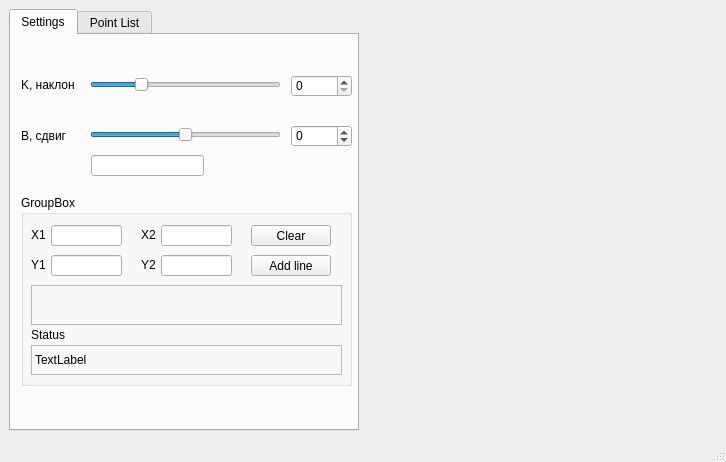
The window that mainwindow.ui (CxpoH/DeltaProject) describes before a commit, drawn with Qt 5.
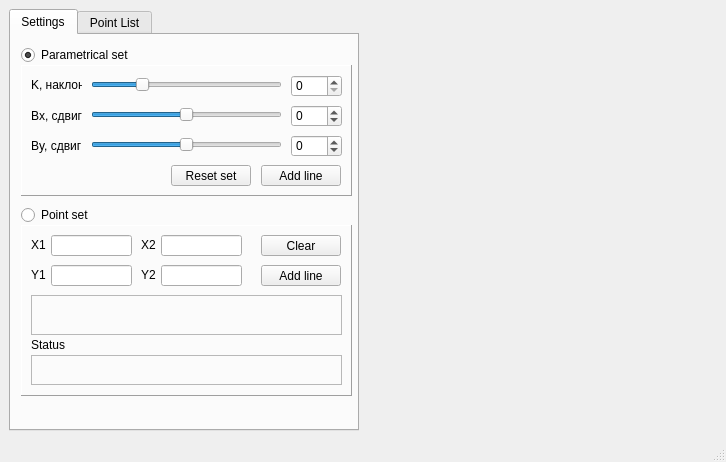
The same window after the commit. The open tabs and pages were chosen to show the change.

The edit to the form file:
```diff
--- a/mainwindow.ui
+++ b/mainwindow.ui
@@ -35,100 +35,279 @@
          <attribute name="title">
           <string>Settings</string>
          </attribute>
-         <widget class="QSlider" name="hSlider_K">
+         <widget class="QFrame" name="frameParam">
           <property name="geometry">
            <rect>
-            <x>79</x>
-            <y>40</y>
-            <width>191</width>
-            <height>20</height>
+            <x>10</x>
+            <y>30</y>
+            <width>331</width>
+            <height>131</height>
            </rect>
           </property>
-          <property name="maximum">
-           <number>180</number>
+          <property name="frameShape">
+           <enum>QFrame::Panel</enum>
           </property>
-          <property name="value">
-           <number>45</number>
+          <property name="frameShadow">
+           <enum>QFrame::Raised</enum>
           </property>
-          <property name="orientation">
-           <enum>Qt::Horizontal</enum>
-          </property>
+          <widget class="QPushButton" name="btnPrmAddLine">
+           <property name="geometry">
+            <rect>
+             <x>240</x>
+             <y>100</y>
+             <width>80</width>
+             <height>21</height>
+            </rect>
+           </property>
+           <property name="text">
+            <string>Add line</string>
+           </property>
+          </widget>
+          <widget class="QSpinBox" name="spinBox_Bx">
+           <property name="geometry">
+            <rect>
+             <x>270</x>
+             <y>40</y>
+             <width>51</width>
+             <height>22</height>
+            </rect>
+           </property>
+           <property name="minimum">
+            <number>-999</number>
+           </property>
+           <property name="maximum">
+            <number>999</number>
+           </property>
+          </widget>
+          <widget class="QSlider" name="hSlider_Bx">
+           <property name="geometry">
+            <rect>
+             <x>70</x>
+             <y>40</y>
+             <width>191</width>
+             <height>20</height>
+            </rect>
+           </property>
+           <property name="minimum">
+            <number>-999</number>
+           </property>
+           <property name="maximum">
+            <number>999</number>
+           </property>
+           <property name="orientation">
+            <enum>Qt::Horizontal</enum>
+           </property>
+          </widget>
+          <widget class="QSpinBox" name="spinBox_By">
+           <property name="geometry">
+            <rect>
+             <x>270</x>
+             <y>70</y>
+             <width>51</width>
+             <height>22</height>
+            </rect>
+           </property>
+           <property name="minimum">
+            <number>-999</number>
+           </property>
+           <property name="maximum">
+            <number>999</number>
+           </property>
+          </widget>
+          <widget class="QLabel" name="lbl_By">
+           <property name="geometry">
+            <rect>
+             <x>10</x>
+             <y>70</y>
+             <width>51</width>
+             <height>21</height>
+            </rect>
+           </property>
+           <property name="text">
+            <string>By, сдвиг</string>
+           </property>
+          </widget>
+          <widget class="QLabel" name="lbl_Bx">
+           <property name="geometry">
+            <rect>
+             <x>10</x>
+             <y>40</y>
+             <width>51</width>
+             <height>21</height>
+            </rect>
+           </property>
+           <property name="text">
+            <string>Bx, сдвиг</string>
+           </property>
+          </widget>
+          <widget class="QLabel" name="lbl_K">
+           <property name="geometry">
+            <rect>
+             <x>10</x>
+             <y>10</y>
+             <width>51</width>
+             <height>20</height>
+            </rect>
+           </property>
+           <property name="text">
+            <string>K, наклон</string>
+           </property>
+          </widget>
+          <widget class="QSlider" name="hSlider_By">
+           <property name="geometry">
+            <rect>
+             <x>70</x>
+             <y>70</y>
+             <width>191</width>
+             <height>20</height>
+            </rect>
+           </property>
+           <property name="minimum">
+            <number>-999</number>
+           </property>
+           <property name="maximum">
+            <number>999</number>
+           </property>
+           <property name="orientation">
+            <enum>Qt::Horizontal</enum>
+           </property>
+          </widget>
+          <widget class="QSpinBox" name="spinBox_K">
+           <property name="geometry">
+            <rect>
+             <x>270</x>
+             <y>10</y>
+             <width>51</width>
+             <height>22</height>
+            </rect>
+           </property>
+           <property name="maximum">
+            <number>180</number>
+           </property>
+          </widget>
+          <widget class="QSlider" name="hSlider_K">
+           <property name="geometry">
+            <rect>
+             <x>70</x>
+             <y>10</y>
+             <width>191</width>
+             <height>20</height>
+            </rect>
+           </property>
+           <property name="maximum">
+            <number>180</number>
+           </property>
+           <property name="value">
+            <number>45</number>
+           </property>
+           <property name="orientation">
+            <enum>Qt::Horizontal</enum>
+           </property>
+          </widget>
+          <widget class="QPushButton" name="btnReset">
+           <property name="geometry">
+            <rect>
+             <x>150</x>
+             <y>100</y>
+             <width>80</width>
+             <height>21</height>
+            </rect>
+           </property>
+           <property name="text">
+            <string>Reset set</string>
+           </property>
+          </widget>
          </widget>
-         <widget class="QSlider" name="hSlider_B">
+         <widget class="QRadioButton" name="rbParamSet">
           <property name="geometry">
            <rect>
-            <x>79</x>
-            <y>90</y>
-            <width>191</width>
+            <x>10</x>
+            <y>10</y>
+            <width>111</width>
             <height>20</height>
            </rect>
           </property>
-          <property name="minimum">
-           <number>-999</number>
+          <property name="text">
+           <string>Parametrical set</string>
           </property>
-          <property name="maximum">
-           <number>999</number>
+          <property name="checkable">
+           <bool>true</bool>
           </property>
-          <property name="orientation">
-           <enum>Qt::Horizontal</enum>
+          <property name="checked">
+           <bool>true</bool>
           </property>
          </widget>
-         <widget class="QGroupBox" name="gbPointSet">
+         <widget class="QRadioButton" name="rbPointSet">
           <property name="geometry">
            <rect>
             <x>10</x>
-            <y>160</y>
+            <y>170</y>
+            <width>84</width>
+            <height>20</height>
+           </rect>
+          </property>
+          <property name="text">
+           <string>Point set</string>
+          </property>
+         </widget>
+         <widget class="QFrame" name="framePoint">
+          <property name="geometry">
+           <rect>
+            <x>10</x>
+            <y>190</y>
             <width>331</width>
-            <height>191</height>
+            <height>171</height>
            </rect>
           </property>
-          <property name="title">
-           <string>GroupBox</string>
+          <property name="frameShape">
+           <enum>QFrame::Panel</enum>
           </property>
-          <widget class="QLineEdit" name="leX1">
+          <property name="frameShadow">
+           <enum>QFrame::Raised</enum>
+          </property>
+          <widget class="QLabel" name="lblStatusInfo">
            <property name="geometry">
             <rect>
-             <x>30</x>
-             <y>30</y>
-             <width>71</width>
-             <height>21</height>
+             <x>10</x>
+             <y>130</y>
+             <width>311</width>
+             <height>30</height>
             </rect>
            </property>
-           <property name="clearButtonEnabled">
-            <bool>true</bool>
+           <property name="frameShape">
+            <enum>QFrame::StyledPanel</enum>
            </property>
-          </widget>
-          <widget class="QLineEdit" name="leY1">
-           <property name="geometry">
-            <rect>
-             <x>30</x>
-             <y>60</y>
-             <width>71</width>
-             <height>21</height>
-            </rect>
+           <property name="frameShadow">
+            <enum>QFrame::Raised</enum>
            </property>
-           <property name="clearButtonEnabled">
-            <bool>true</bool>
+           <property name="text">
+            <string/>
            </property>
+           <property name="wordWrap">
+            <bool>false</bool>
+           </property>
+           <property name="margin">
+            <number>0</number>
+           </property>
           </widget>
-          <widget class="QLabel" name="lblX1">
+          <widget class="QPushButton" name="btnClear">
            <property name="geometry">
             <rect>
-             <x>10</x>
-             <y>30</y>
-             <width>21</width>
-             <height>20</height>
+             <x>240</x>
+             <y>10</y>
+             <width>80</width>
+             <height>21</height>
             </rect>
            </property>
            <property name="text">
-            <string>X1</string>
+            <string>Clear</string>
            </property>
           </widget>
           <widget class="QLabel" name="lblY1">
            <property name="geometry">
             <rect>
              <x>10</x>
-             <y>60</y>
+             <y>40</y>
              <width>21</width>
              <height>20</height>
             </rect>
@@ -137,12 +316,37 @@
             <string>Y1</string>
            </property>
           </widget>
-          <widget class="QLineEdit" name="leY2">
+          <widget class="QLabel" name="lblInfo">
            <property name="geometry">
             <rect>
-             <x>140</x>
-             <y>60</y>
-             <width>71</width>
+             <x>10</x>
+             <y>70</y>
+             <width>311</width>
+             <height>40</height>
+            </rect>
+           </property>
+           <property name="frameShape">
+            <enum>QFrame::StyledPanel</enum>
+           </property>
+           <property name="frameShadow">
+            <enum>QFrame::Raised</enum>
+           </property>
+           <property name="text">
+            <string/>
+           </property>
+           <property name="wordWrap">
+            <bool>false</bool>
+           </property>
+           <property name="margin">
+            <number>0</number>
+           </property>
+          </widget>
+          <widget class="QLineEdit" name="leX1">
+           <property name="geometry">
+            <rect>
+             <x>30</x>
+             <y>10</y>
+             <width>81</width>
              <height>21</height>
             </rect>
            </property>
@@ -150,25 +354,12 @@
             <bool>true</bool>
            </property>
           </widget>
-          <widget class="QLabel" name="lblX2">
-           <property name="geometry">
-            <rect>
-             <x>120</x>
-             <y>30</y>
-             <width>21</width>
-             <height>20</height>
-            </rect>
-           </property>
-           <property name="text">
-            <string>X2</string>
-           </property>
-          </widget>
           <widget class="QLineEdit" name="leX2">
            <property name="geometry">
             <rect>
              <x>140</x>
-             <y>30</y>
-             <width>71</width>
+             <y>10</y>
+             <width>81</width>
              <height>21</height>
             </rect>
            </property>
@@ -176,11 +367,24 @@
             <bool>true</bool>
            </property>
           </widget>
+          <widget class="QLabel" name="lblX1">
+           <property name="geometry">
+            <rect>
+             <x>10</x>
+             <y>10</y>
+             <width>21</width>
+             <height>20</height>
+            </rect>
+           </property>
+           <property name="text">
+            <string>X1</string>
+           </property>
+          </widget>
           <widget class="QLabel" name="lblY2">
            <property name="geometry">
             <rect>
              <x>120</x>
-             <y>60</y>
+             <y>40</y>
              <width>21</width>
              <height>20</height>
             </rect>
@@ -189,24 +393,24 @@
             <string>Y2</string>
            </property>
           </widget>
-          <widget class="QPushButton" name="btnClear">
+          <widget class="QLineEdit" name="leY2">
            <property name="geometry">
             <rect>
-             <x>230</x>
-             <y>30</y>
-             <width>80</width>
+             <x>140</x>
+             <y>40</y>
+             <width>81</width>
              <height>21</height>
             </rect>
            </property>
-           <property name="text">
-            <string>Clear</string>
+           <property name="clearButtonEnabled">
+            <bool>true</bool>
            </property>
           </widget>
-          <widget class="QPushButton" name="btnApply">
+          <widget class="QPushButton" name="btnPntAddLine">
            <property name="geometry">
             <rect>
-             <x>230</x>
-             <y>60</y>
+             <x>240</x>
+             <y>40</y>
              <width>80</width>
              <height>21</height>
             </rect>
@@ -215,61 +419,11 @@
             <string>Add line</string>
            </property>
           </widget>
-          <widget class="QLabel" name="lblInfo">
-           <property name="geometry">
-            <rect>
-             <x>10</x>
-             <y>90</y>
-             <width>311</width>
-             <height>40</height>
-            </rect>
-           </property>
-           <property name="frameShape">
-            <enum>QFrame::StyledPanel</enum>
-           </property>
-           <property name="frameShadow">
-            <enum>QFrame::Raised</enum>
-           </property>
-           <property name="text">
-            <string/>
-           </property>
-           <property name="wordWrap">
-            <bool>false</bool>
-           </property>
-           <property name="margin">
-            <number>0</number>
-           </property>
-          </widget>
-          <widget class="QLabel" name="lblStatusInfo">
-           <property name="geometry">
-            <rect>
-             <x>10</x>
-             <y>150</y>
-             <width>311</width>
-             <height>30</height>
-            </rect>
-           </property>
-           <property name="frameShape">
-            <enum>QFrame::StyledPanel</enum>
-           </property>
-           <property name="frameShadow">
-            <enum>QFrame::Raised</enum>
-           </property>
-           <property name="text">
-            <string>TextLabel</string>
-           </property>
-           <property name="wordWrap">
-            <bool>false</bool>
-           </property>
-           <property name="margin">
-            <number>0</number>
-           </property>
-          </widget>
           <widget class="QLabel" name="lblStatus">
            <property name="geometry">
             <rect>
              <x>10</x>
-             <y>130</y>
+             <y>110</y>
              <width>101</width>
              <height>20</height>
             </rect>
@@ -278,71 +432,32 @@
             <string>Status</string>
            </property>
           </widget>
-         </widget>
-         <widget class="QLabel" name="lbl_K">
-          <property name="geometry">
-           <rect>
-            <x>10</x>
-            <y>40</y>
-            <width>61</width>
-            <height>20</height>
-           </rect>
-          </property>
-          <property name="text">
-           <string>K, наклон</string>
-          </property>
-         </widget>
-         <widget class="QLabel" name="lbl_B">
-          <property name="geometry">
-           <rect>
-            <x>10</x>
-            <y>90</y>
-            <width>61</width>
-            <height>21</height>
-           </rect>
-          </property>
-          <property name="text">
-           <string>B, сдвиг</string>
-          </property>
-         </widget>
-         <widget class="QLineEdit" name="lineEdit_3">
-          <property name="geometry">
-           <rect>
-            <x>80</x>
-            <y>120</y>
-            <width>113</width>
-            <height>21</height>
-           </rect>
-          </property>
-         </widget>
-         <widget class="QSpinBox" name="spinBox_K">
-          <property name="geometry">
-           <rect>
-            <x>280</x>
-            <y>40</y>
-            <width>61</width>
-            <height>22</height>
-           </rect>
-          </property>
-          <property name="maximum">
-           <number>180</number>
-          </property>
-         </widget>
-         <widget class="QSpinBox" name="spinBox_B">
-          <property name="geometry">
-           <rect>
-            <x>280</x>
-            <y>90</y>
-            <width>61</width>
-            <height>22</height>
-           </rect>
-          </property>
-          <property name="minimum">
-           <number>-999</number>
-          </property>
-          <property name="maximum">
-           <number>999</number>
-          </property>
+          <widget class="QLineEdit" name="leY1">
+           <property name="geometry">
+            <rect>
+             <x>30</x>
+             <y>40</y>
+             <width>81</width>
+             <height>21</height>
+            </rect>
+           </property>
+           <property name="clearButtonEnabled">
+            <bool>true</bool>
+           </property>
+          </widget>
+          <widget class="QLabel" name="lblX2">
+           <property name="geometry">
+            <rect>
+             <x>120</x>
+             <y>10</y>
+             <width>21</width>
+             <height>20</height>
+            </rect>
+           </property>
+           <property name="text">
+            <string>X2</string>
+           </property>
+          </widget>
          </widget>
         </widget>
         <widget class="QWidget" name="tabPointList">
```
Left out of the diff: 176 changed lines with no effect on the pictures.
